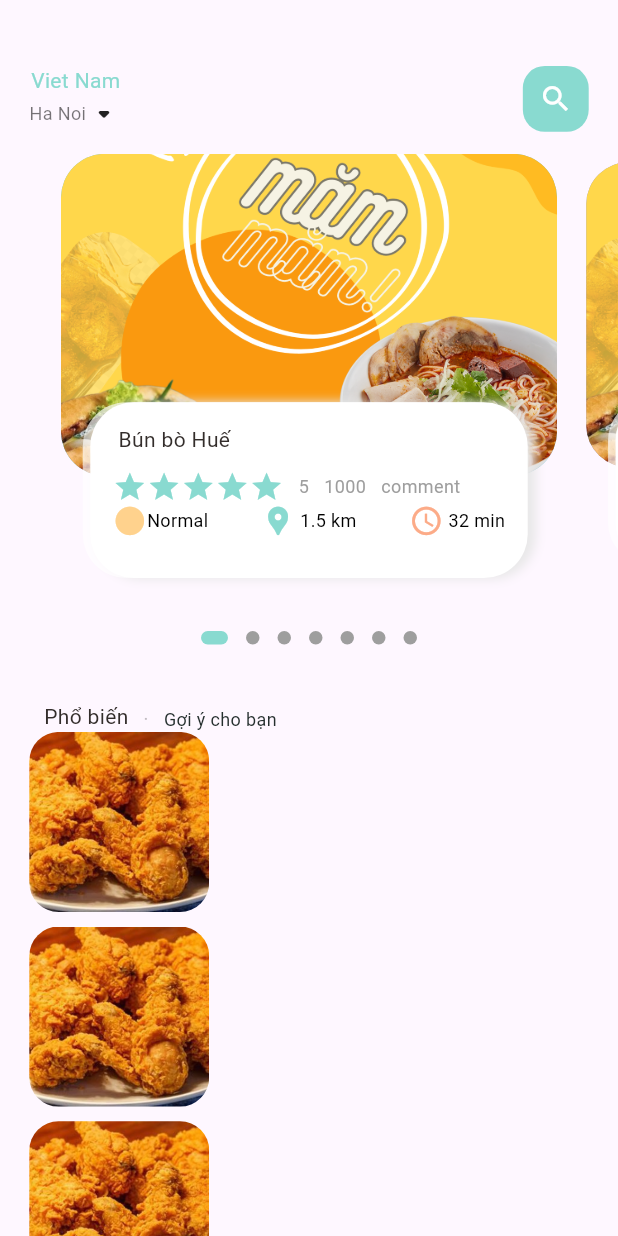
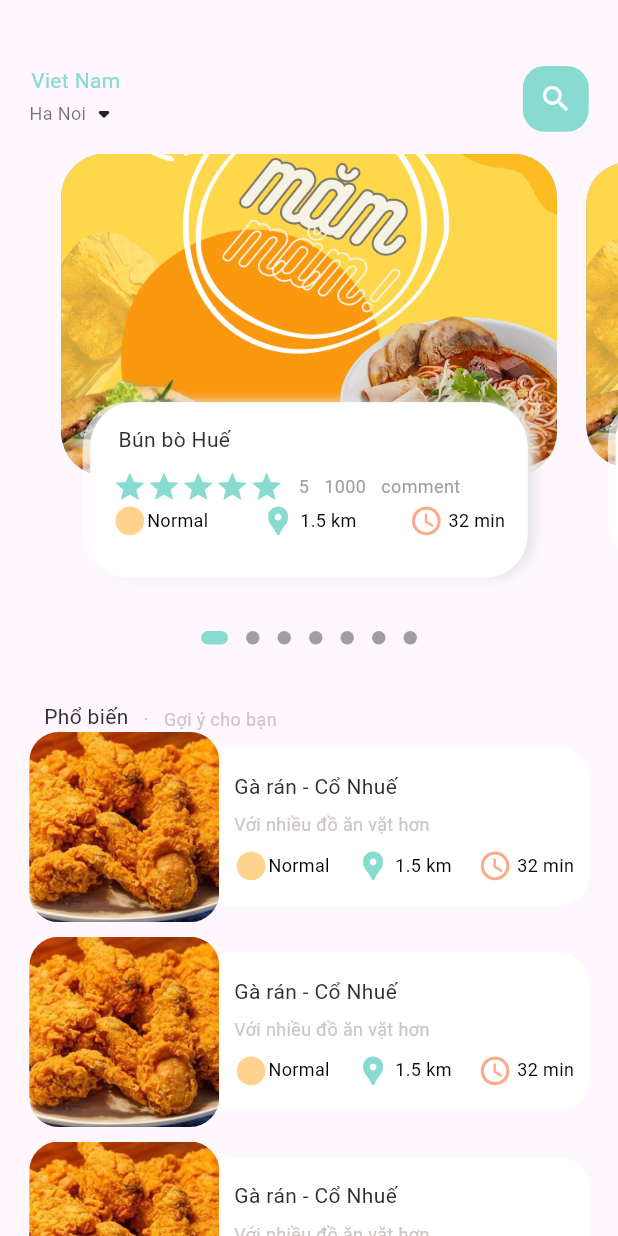
Before and after one commit to NamVan091023/E-commerce, a Flutter app: the HomeFoodmain screen opened directly, on a phone screen of 412 x 824 dp. Run offline on Flutter 3.47's test engine with Material 3 defaults, Android fonts, the phone set to English and light mode, and no system bars; drawn by our look-alikes of dots_indicator; our stand-ins replace get.

```diff
--- a/lib/Hompagefood/foodhomebody.dart
+++ /dev/null
@@ -1,254 +0,0 @@
-
-import 'package:dalyveryfood/utils/colors.dart';
-import 'package:dalyveryfood/widgets/big_text.dart';
-import 'package:dalyveryfood/widgets/iconandtext.dart';
-import 'package:dalyveryfood/widgets/small_text.dart';
-import 'package:dots_indicator/dots_indicator.dart';
-import 'package:flutter/material.dart';
-
-import '../utils/dimension.dart';
-
-class FoodHomebody extends StatefulWidget {
-  const FoodHomebody({super.key});
-
-  @override
-  State<FoodHomebody> createState() => _FoodHomebodyState();
-}
-
-class _FoodHomebodyState extends State<FoodHomebody> {
-  PageController pageController = PageController(viewportFraction: 0.85);
-  var _currPageValue=0.0;
-  double _scaleFactor=0.95;
-  double _height=Dimensions.pageViewContainer;
-
-
-  @override
-  void initState(){
-    super.initState();
-    pageController.addListener(() {
-      setState(() {
-        _currPageValue = pageController.page!;
-      });
-    });
-  }@override
-  void dispose() {
-    super.dispose();
-    pageController.dispose();
-  }
-  @override
-  Widget build(BuildContext context) {
-    return Column(
-      children: [
-        //slidepage
-        Container(
-          //color: Colors.redAccent,
-          height: Dimensions.screenView,
-          child: PageView.builder(
-              controller: pageController,
-              itemCount: 7,
-              itemBuilder: (context, position){
-                return _buildPageItem(position);
-              }),
-
-        ),
-    //dots
-    new DotsIndicator(
-    dotsCount: 7,
-    position: _currPageValue.round(),
-    decorator: DotsDecorator(
-
-    size: const Size.square(9.0),
-    activeSize: const Size(18.0, 9.0),
-    activeColor: AppColors.mainColor,
-    activeShape: RoundedRectangleBorder(borderRadius: BorderRadius.circular(5.0)),
-    ),
-    ),
-        //polurpar text
-        SizedBox(height: Dimensions.height30,),
-        Container(
-          margin: EdgeInsets.only(left: Dimensions.width30),
-          child:
-          Row(
-            crossAxisAlignment: CrossAxisAlignment.end,
-            children: [
-              BigText(text: "Phổ biến"),
-              SizedBox(width: Dimensions.width10,),
-              Container(
-                margin: const EdgeInsets.only(bottom: 3),
-                child: BigText(text: ".", color:Colors.black26),
-              ),
-              SizedBox(width: Dimensions.width10),
-              Container(
-                margin: const EdgeInsets.only(bottom: 2),
-                child: SmallText(text: "Gợi ý cho bạn",),
-              )
-            ],
-          )
-        ),
-        // list food and image
-        Container(
-          height: 700,
-
-          child: ListView.builder(
-            physics: AlwaysScrollableScrollPhysics(),
-            shrinkWrap: true,
-            itemCount: 10,
-            itemBuilder: (BuildContext context, int index) {
-                return Container(
-                  margin: EdgeInsets.only(left: Dimensions.width20, right: Dimensions.width20,bottom: Dimensions.height10),
-                  child: Row(
-                    children: [
-                      Container(
-                        height: 120,
-                        width: 120,
-                        decoration: BoxDecoration(
-                          borderRadius: BorderRadius.circular(Dimensions.radius20),
-                            color: Colors.white38,
-                          image: DecorationImage(
-                            fit: BoxFit.cover,
-                             image: AssetImage("assets/images/garan.jpg"),
-
-                          )
-                        ),
-                      )
-                    ],
-                  ),
-                );
-            },
-          ),
-        )
-
-
-      ],
-    );
-  }
-
-  Widget _buildPageItem(int index){
-    Matrix4 matrix= new Matrix4.identity();
-    /*if(index==_currPageValue.floor()){
-      var currScale=1-(_currPageValue-index)*(1-_scaleFactor);
-      var currtrans=_height*(1-currScale)/2;
-      matrix=Matrix4.diagonal3Values(1, currScale, 1)..setTranslationRaw(0, currtrans, 0);
-
-    }else {
-      var currScale=_scaleFactor+(_currPageValue-index+1)*(1-_scaleFactor);
-      var currtrans=_height*(1-currScale)/2;
-      //matrix=Matrix4.diagonal3Values(1, currScale, 1);
-      matrix=Matrix4.diagonal3Values(1, currScale, 1)..setTranslationRaw(0, currtrans, 0);
-    }*/
-    if (index == _currPageValue.floor()) {
-      var currScale = 1 - (_currPageValue - index) * (1 - _scaleFactor);
-      var currTrans = _height * (1 - currScale) / 2;
-      matrix = Matrix4.diagonal3Values(1, currScale, 1)..setTranslationRaw(0, currTrans, 0);
-    } else if (index == _currPageValue.floor() + 1) {
-      var currScale = _scaleFactor + (_currPageValue - index + 1) * (1 - _scaleFactor);
-      var currTrans = _height * (1 - currScale) / 2;
-      matrix=Matrix4.diagonal3Values(1, currScale, 1);
-      matrix = Matrix4.diagonal3Values(1, currScale, 1)..setTranslationRaw(0, currTrans, 0);
-    } else if(index==_currPageValue.floor()-1) {
-      var currScale=1-(_currPageValue-index)*(1-_scaleFactor);
-      // var currScale = _scaleFactor;
-      var currTrans = _height * (1 - currScale) / 2;
-      matrix=Matrix4.diagonal3Values(1, currScale, 1);
-      matrix = Matrix4.diagonal3Values(1, currScale, 1)..setTranslationRaw(0, currTrans, 0);
-    }else{
-      var currScale=0.8;
-      matrix = Matrix4.diagonal3Values(1, currScale, 1)..setTranslationRaw(0, _height*(1-_scaleFactor)/2, 0);
-    }
-
-
-    return Transform(
-      transform: matrix,
-      child: Stack(
-        children: [
-          Container(
-            height: Dimensions.pageViewContainer,
-            margin: EdgeInsets.only(left: Dimensions.width10, right: Dimensions.width10),
-            decoration: BoxDecoration(
-                borderRadius: BorderRadius.circular(Dimensions.radius30),
-                color: index.isEven?Color(0xFF69c5df)  :Color(0xFF9294cc),
-                image: DecorationImage(
-                    fit: BoxFit.cover,
-                    image: AssetImage("assets/images/foodsrr.png")
-                )
-            ),
-          ),
-          Align(
-            alignment: Alignment.bottomCenter,
-            child: Container(
-              height: Dimensions.pageViewTextContainer,
-              margin: EdgeInsets.only(left: Dimensions.width30, right: Dimensions.width30, bottom: Dimensions.height30),
-              decoration: BoxDecoration(
-                  borderRadius: BorderRadius.circular(Dimensions.radius30),
-                  color: Colors.white,
-                boxShadow:[
-                  BoxShadow(
-                    color: Color(0xFFe8e8e8),
-                    blurRadius: 5.0,
-                    offset: Offset(5, 0),
-
-                  ),
-                  BoxShadow(
-                    color: Colors.white24,
-                    offset: Offset(-5,0)
-                  ),
-            BoxShadow(
-                color: Colors.white54,
-                offset: Offset(-5,0)
-            ),
-                ]
-
-              ),
-
-              child: Container(
-                padding: EdgeInsets.only(top: 15, left: 15, right: 15),
-                child: Column(
-                  crossAxisAlignment: CrossAxisAlignment.start,
-                  children: [
-                    BigText(text: " Bún bò Huế "),
-                    SizedBox(height: 10,),
-                    Row(
-                      children: [
-                        Wrap(
-                            children: List.generate(5, (index){ return  Icon(Icons.star, color: AppColors.mainColor, size: Dimensions.iconSize24);})
-                        ),
-
-                        SizedBox(width: 10,),
-                        SmallText(text: "5", color: Colors.grey),
-                        SizedBox(width: 10, ),
-                        SmallText(text: "1000",color: Colors.grey),
-                        SizedBox(width: 10,),
-                        SmallText(text: "comment", color: Colors.grey)
-
-                      ],
-                    ),
-                    SizedBox(width: 20,),
-                    Row(
-                      mainAxisAlignment: MainAxisAlignment.spaceBetween,
-                      children: [
-                        IconAndText(icon: Icons.circle_sharp,
-                            text: "Normal",
-
-
-                            iconColor: AppColors.iconColor1),
-                        IconAndText(icon: Icons.location_pin,
-                            text: " 1.5 km",
-                            iconColor: AppColors.mainColor),
-                        IconAndText(icon: Icons.access_time_sharp,
-                            text: " 32 min",
-                            iconColor: AppColors.iconColor2),
-
-                      ],
-                    )
-
-                  ],
-                ),
-              ),
-
-            ),
-          )
-        ],
-      ),
-    );
-  }
-}
--- /dev/null
+++ b/lib/Pages/Hompagefood/foodhomebody.dart
@@ -0,0 +1,309 @@
+import 'package:dalyveryfood/utils/colors.dart';
+import 'package:dalyveryfood/widgets/big_text.dart';
+import 'package:dalyveryfood/widgets/iconandtext.dart';
+import 'package:dalyveryfood/widgets/small_text.dart';
+import 'package:dots_indicator/dots_indicator.dart';
+import 'package:flutter/material.dart';
+
+import '../../utils/dimension.dart';
+
+
+class FoodHomebody extends StatefulWidget {
+  const FoodHomebody({super.key});
+
+  @override
+  State<FoodHomebody> createState() => _FoodHomebodyState();
+}
+
+class _FoodHomebodyState extends State<FoodHomebody> {
+  PageController pageController = PageController(viewportFraction: 0.85);
+  var _currPageValue = 0.0;
+  double _scaleFactor = 0.95;
+  double _height = Dimensions.pageViewContainer;
+
+  @override
+  void initState() {
+    super.initState();
+    pageController.addListener(() {
+      setState(() {
+        _currPageValue = pageController.page!;
+      });
+    });
+  }
+
+  @override
+  void dispose() {
+    super.dispose();
+    pageController.dispose();
+  }
+
+  @override
+  Widget build(BuildContext context) {
+    return Column(
+      children: [
+        //slidepage
+        Container(
+          //color: Colors.redAccent,
+          height: Dimensions.screenView,
+          child: PageView.builder(
+              controller: pageController,
+              itemCount: 7,
+              itemBuilder: (context, position) {
+                return _buildPageItem(position);
+              }),
+        ),
+        //dots
+        new DotsIndicator(
+          dotsCount: 7,
+          position: _currPageValue.round(),
+          decorator: DotsDecorator(
+            size: const Size.square(9.0),
+            activeSize: const Size(18.0, 9.0),
+            activeColor: AppColors.mainColor,
+            activeShape: RoundedRectangleBorder(
+                borderRadius: BorderRadius.circular(5.0)),
+          ),
+        ),
+        //polurpar text
+        SizedBox(
+          height: Dimensions.height30,
+        ),
+        Container(
+            margin: EdgeInsets.only(left: Dimensions.width30),
+            child: Row(
+              crossAxisAlignment: CrossAxisAlignment.end,
+              children: [
+                BigText(text: "Phổ biến"),
+                SizedBox(
+                  width: Dimensions.width10,
+                ),
+                Container(
+                  margin: const EdgeInsets.only(bottom: 3),
+                  child: BigText(text: ".", color: Colors.black26),
+                ),
+                SizedBox(width: Dimensions.width10),
+                Container(
+                  margin: const EdgeInsets.only(bottom: 2),
+                  child: SmallText(
+                    text: "Gợi ý cho bạn",
+                  ),
+                )
+              ],
+            )),
+        // list food and image
+
+          ListView.builder(
+            physics: AlwaysScrollableScrollPhysics(),
+            shrinkWrap: true,
+            itemCount: 10,
+            itemBuilder: (BuildContext context, int index) {
+              return Container(
+                margin: EdgeInsets.only(
+                    left: Dimensions.width20,
+                    right: Dimensions.width20,
+                    bottom: Dimensions.height10),
+                child: Row(
+                  children: [
+                    Container(
+                      width: Dimensions.ListViewImgsize,
+                      height: Dimensions.ListViewImgsize,
+                      decoration: BoxDecoration(
+                          borderRadius:
+                              BorderRadius.circular(Dimensions.radius20),
+                          color: Colors.white38,
+                          image: DecorationImage(
+                            fit: BoxFit.cover,
+                            image: AssetImage("assets/images/garan.jpg"),
+                          )),
+                    ),
+
+                    //Text container
+                    Expanded(
+                      child: Container(
+
+                          height: Dimensions.ListViewTextContSize,
+                          decoration: BoxDecoration(
+                              borderRadius: BorderRadius.only(
+                                  topRight:
+                                      Radius.circular(Dimensions.radius20),
+                                  bottomRight:
+                                      Radius.circular(Dimensions.radius20)),
+                              color: Colors.white),
+                          child: Padding(
+                            padding: EdgeInsets.only(
+                                left: Dimensions.width10,
+                                right: Dimensions.width10),
+                            child: Column(
+                              crossAxisAlignment: CrossAxisAlignment.start,
+                              mainAxisAlignment: MainAxisAlignment.center,
+                              children: [
+                                BigText(text: "Gà rán - Cổ Nhuế"),
+                                SizedBox(height: Dimensions.height10),
+                                SmallText(text: "Với nhiều đồ ăn vặt hơn"),
+                                SizedBox(height: Dimensions.height10),
+                                Row(
+                                  mainAxisAlignment:
+                                      MainAxisAlignment.spaceBetween,
+                                  children: [
+                                    IconAndText(
+                                        icon: Icons.circle_sharp,
+                                        text: "Normal",
+                                        iconColor: AppColors.iconColor1),
+                                    IconAndText(
+                                        icon: Icons.location_pin,
+                                        text: " 1.5 km",
+                                        iconColor: AppColors.mainColor),
+                                    IconAndText(
+                                        icon: Icons.access_time_sharp,
+                                        text: " 32 min",
+                                        iconColor: AppColors.iconColor2),
+                                  ],
+                                )
+                              ],
+                            ),
+                          )),
+                    )
+                  ],
+                ),
+              );
+            },
+          ),
+
+      ],
+    );
+  }
+
+  Widget _buildPageItem(int index) {
+    Matrix4 matrix = new Matrix4.identity();
+    /*if(index==_currPageValue.floor()){
+      var currScale=1-(_currPageValue-index)*(1-_scaleFactor);
+      var currtrans=_height*(1-currScale)/2;
+      matrix=Matrix4.diagonal3Values(1, currScale, 1)..setTranslationRaw(0, currtrans, 0);
+
+    }else {
+      var currScale=_scaleFactor+(_currPageValue-index+1)*(1-_scaleFactor);
+      var currtrans=_height*(1-currScale)/2;
+      //matrix=Matrix4.diagonal3Values(1, currScale, 1);
+      matrix=Matrix4.diagonal3Values(1, currScale, 1)..setTranslationRaw(0, currtrans, 0);
+    }*/
+    if (index == _currPageValue.floor()) {
+      var currScale = 1 - (_currPageValue - index) * (1 - _scaleFactor);
+      var currTrans = _height * (1 - currScale) / 2;
+      matrix = Matrix4.diagonal3Values(1, currScale, 1)
+        ..setTranslationRaw(0, currTrans, 0);
+    } else if (index == _currPageValue.floor() + 1) {
+      var currScale =
+          _scaleFactor + (_currPageValue - index + 1) * (1 - _scaleFactor);
+      var currTrans = _height * (1 - currScale) / 2;
+      matrix = Matrix4.diagonal3Values(1, currScale, 1);
+      matrix = Matrix4.diagonal3Values(1, currScale, 1)
+        ..setTranslationRaw(0, currTrans, 0);
+    } else if (index == _currPageValue.floor() - 1) {
+      var currScale = 1 - (_currPageValue - index) * (1 - _scaleFactor);
+      // var currScale = _scaleFactor;
+      var currTrans = _height * (1 - currScale) / 2;
+      matrix = Matrix4.diagonal3Values(1, currScale, 1);
+      matrix = Matrix4.diagonal3Values(1, currScale, 1)
+        ..setTranslationRaw(0, currTrans, 0);
+    } else {
+      var currScale = 0.8;
+      matrix = Matrix4.diagonal3Values(1, currScale, 1)
+        ..setTranslationRaw(0, _height * (1 - _scaleFactor) / 2, 0);
+    }
+
+    return Transform(
+      transform: matrix,
+      child: Stack(
+        children: [
+          Container(
+            height: Dimensions.pageViewContainer,
+            margin: EdgeInsets.only(
+                left: Dimensions.width10, right: Dimensions.width10),
+            decoration: BoxDecoration(
+                borderRadius: BorderRadius.circular(Dimensions.radius30),
+                color: index.isEven ? Color(0xFF69c5df) : Color(0xFF9294cc),
+                image: DecorationImage(
+                    fit: BoxFit.cover,
+                    image: AssetImage("assets/images/foodsrr.png"))),
+          ),
+          Align(
+            alignment: Alignment.bottomCenter,
+            child: Container(
+              height: Dimensions.pageViewTextContainer,
+              margin: EdgeInsets.only(
+                  left: Dimensions.width30,
+                  right: Dimensions.width30,
+                  bottom: Dimensions.height30),
+              decoration: BoxDecoration(
+                  borderRadius: BorderRadius.circular(Dimensions.radius30),
+                  color: Colors.white,
+                  boxShadow: [
+                    BoxShadow(
+                      color: Color(0xFFe8e8e8),
+                      blurRadius: 5.0,
+                      offset: Offset(5, 0),
+                    ),
+                    BoxShadow(color: Colors.white24, offset: Offset(-5, 0)),
+                    BoxShadow(color: Colors.white54, offset: Offset(-5, 0)),
+                  ]),
+              child: Container(
+                padding: EdgeInsets.only(top: 15, left: 15, right: 15),
+                child: Column(
+                  crossAxisAlignment: CrossAxisAlignment.start,
+                  children: [
+                    BigText(text: " Bún bò Huế "),
+                    SizedBox(
+                      height: 10,
+                    ),
+                    Row(
+                      children: [
+                        Wrap(
+                            children: List.generate(5, (index) {
+                          return Icon(Icons.star,
+                              color: AppColors.mainColor,
+                              size: Dimensions.iconSize24);
+                        })),
+                        SizedBox(
+                          width: 10,
+                        ),
+                        SmallText(text: "5", color: Colors.grey),
+                        SizedBox(
+                          width: 10,
+                        ),
+                        SmallText(text: "1000", color: Colors.grey),
+                        SizedBox(
+                          width: 10,
+                        ),
+                        SmallText(text: "comment", color: Colors.grey)
+                      ],
+                    ),
+                    SizedBox(
+                      width: 20,
+                    ),
+                    Row(
+                      mainAxisAlignment: MainAxisAlignment.spaceBetween,
+                      children: [
+                        IconAndText(
+                            icon: Icons.circle_sharp,
+                            text: "Normal",
+                            iconColor: AppColors.iconColor1),
+                        IconAndText(
+                            icon: Icons.location_pin,
+                            text: " 1.5 km",
+                            iconColor: AppColors.mainColor),
+                        IconAndText(
+                            icon: Icons.access_time_sharp,
+                            text: " 32 min",
+                            iconColor: AppColors.iconColor2),
+                      ],
+                    )
+                  ],
+                ),
+              ),
+            ),
+          )
+        ],
+      ),
+    );
+  }
+}
--- a/lib/Hompagefood/foodhomescreen.dart
+++ b/lib/Pages/Hompagefood/foodhomescreen.dart
@@ -1,10 +1,12 @@
-import 'package:dalyveryfood/Hompagefood/foodhomebody.dart';
+
 import 'package:dalyveryfood/utils/colors.dart';
 import 'package:dalyveryfood/widgets/big_text.dart';
 import 'package:dalyveryfood/widgets/small_text.dart';
 import 'package:flutter/material.dart';
 
-import '../utils/dimension.dart';
+import '../../utils/dimension.dart';
+
+import 'foodhomebody.dart';
 
 class HomeFoodmain extends StatefulWidget {
   const HomeFoodmain({super.key});
--- /dev/null
+++ b/lib/Pages/food/popurlar_food_detal.dart
@@ -0,0 +1,35 @@
+import 'package:flutter/cupertino.dart';
+import 'package:flutter/material.dart';
+
+class PopularFooddetal extends StatelessWidget {
+  const PopularFooddetal({super.key});
+
+  @override
+  Widget build(BuildContext context) {
+    return Scaffold(
+        body: Stack(
+          children: [
+            Positioned(
+              left: 0,
+              right: 0,
+              child: Container(
+                width: double.maxFinite,
+                height: 350,
+                decoration: BoxDecoration(
+                  image: DecorationImage(
+                    fit: BoxFit.cover,
+                    image: AssetImage(
+
+                    "assets/images/foodsrr.png"
+                    )
+                  )
+                ),
+              ),
+
+            )
+          ],
+        )
+    );
+
+  }
+}
--- a/lib/main.dart
+++ b/lib/main.dart
@@ -1,7 +1,10 @@
-import 'package:dalyveryfood/Hompagefood/foodhomescreen.dart';
+
 import 'package:flutter/material.dart';
 
 import 'package:get/get.dart';
+
+import 'Pages/Hompagefood/foodhomescreen.dart';
+import 'Pages/food/popurlar_food_detal.dart';
 
 void main() {
   runApp(const MyApp());
@@ -13,16 +16,14 @@ class MyApp extends StatelessWidget {
   // This widget is the root of your application.
   @override
   Widget build(BuildContext context) {
-
     return GetMaterialApp(
         debugShowCheckedModeBanner: false,
         title: 'Flutter Demo',
         theme: ThemeData(
-
           colorScheme: ColorScheme.fromSeed(seedColor: Colors.deepPurple),
           useMaterial3: true,
         ),
-      home: HomeFoodmain()
+        home: PopularFooddetal()
     );
   }
 }
--- a/lib/utils/dimension.dart
+++ b/lib/utils/dimension.dart
@@ -30,6 +30,10 @@ static double radius30 = screenHeight/28.13;
 static double iconSize24 = screenHeight/36.17;
 
 
+//ListView size
+static double ListViewImgsize = screeWidth/3.25;
+static double ListViewTextContSize = screeWidth/3.9;
+
 
 
 
--- a/lib/widgets/big_text.dart
+++ b/lib/widgets/big_text.dart
@@ -7,13 +7,12 @@ class BigText extends StatelessWidget {
   double size;
   TextOverflow overFlow;
 
-
- BigText({super.key, this.color = const Color(0xFF332d2b),
-   required this.text,
-   this.size=14,
-   this.overFlow=TextOverflow.ellipsis
-
- });
+  BigText(
+      {super.key,
+      this.color = const Color(0xFF332d2b),
+      required this.text,
+      this.size = 14,
+      this.overFlow = TextOverflow.fade});
 
   @override
   Widget build(BuildContext context) {
@@ -22,11 +21,10 @@ class BigText extends StatelessWidget {
       maxLines: 1,
       overflow: overFlow,
       style: TextStyle(
-        fontFamily: 'Roboto',
-        color: color,
-        fontSize: size==0?Dimensions.font20:size,
-        fontWeight: FontWeight.w400
-      ),
+          fontFamily: 'Roboto',
+          color: color,
+          fontSize: size == 0 ? Dimensions.font20 : size,
+          fontWeight: FontWeight.w400),
     );
   }
 }
--- a/lib/widgets/iconandtext.dart
+++ b/lib/widgets/iconandtext.dart
@@ -12,7 +12,7 @@ class IconAndText extends StatelessWidget {
     super.key,
     required this.icon,
     required this.text,
-    this.textColor = Colors.black,  // Default color is black
+    this.textColor = Colors.black, // Default color is black
     required this.iconColor,
   });
 
@@ -20,12 +20,13 @@ class IconAndText extends StatelessWidget {
   Widget build(BuildContext context) {
     return Row(
       children: [
-        Icon(icon, color: iconColor, size: Dimensions.iconSize24,),
-
-        SmallText(
-          text: text,
-          color: textColor  // Pass the text color here
+        Icon(
+          icon,
+          color: iconColor,
+          size: Dimensions.iconSize24,
         ),
+        SmallText(text: text, color: textColor // Pass the text color here
+            ),
       ],
     );
   }
--- a/lib/widgets/small_text.dart
+++ b/lib/widgets/small_text.dart
@@ -8,7 +8,7 @@ class SmallText extends StatelessWidget {
 
   SmallText({
     super.key,
-    this.color = const Color(0xff252f2e),  // Default color value
+    this.color = const Color(0xFFccc7c5),  // Default color value
     required this.text,
     this.size = 12,  // Default size
     this.height = 1, // Default height
```
Also changed, not shown: assets/images/av1semp90.webp (deleted). Lines whose indentation alone changed are shown as unchanged.
